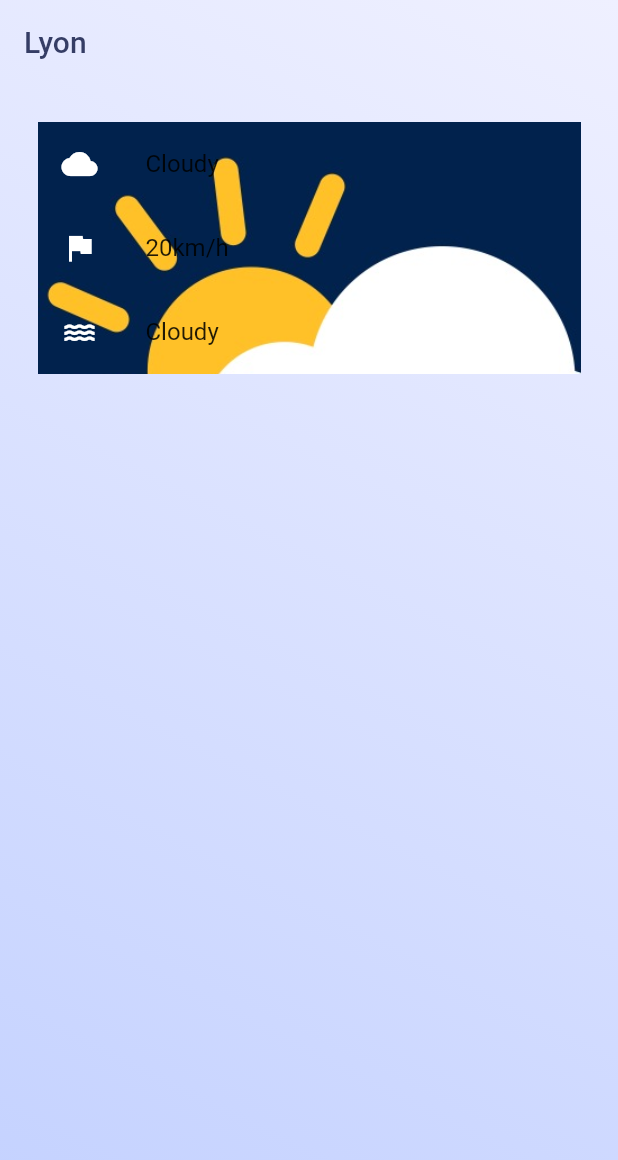
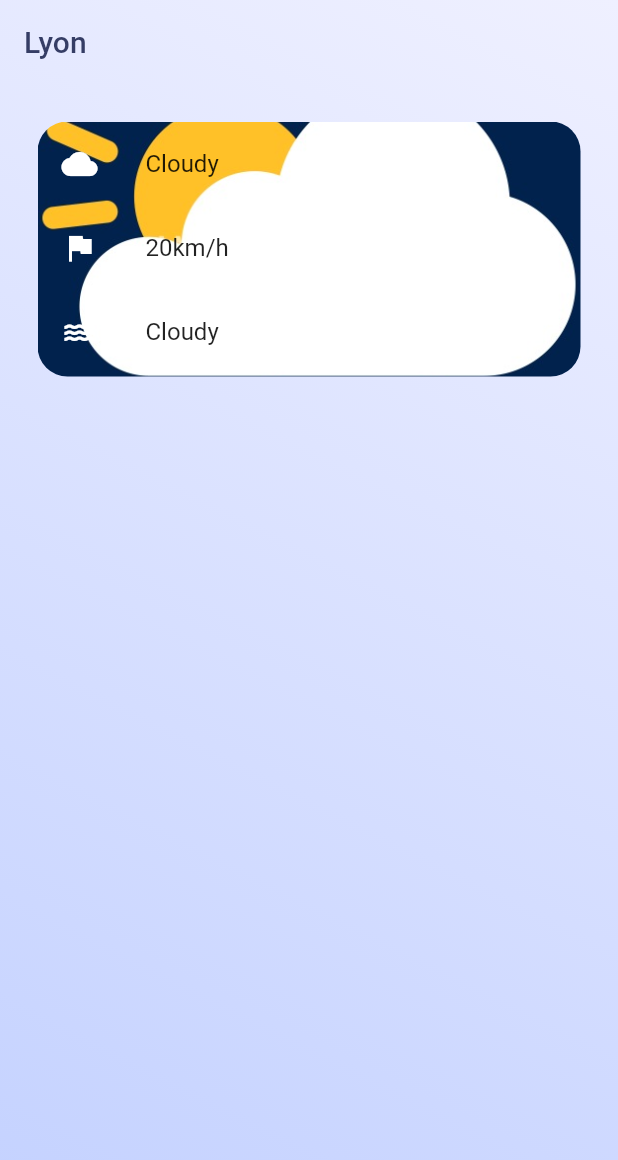
Before and after one commit to KizutoFR/meteo_app, a Flutter app: the screen it shows after launch, on a phone screen of 412 x 824 dp. Shown: the top 1160 px of the screen. Run offline on Flutter 3.47's test engine with Material 2 defaults, Android fonts, the phone set to English and light mode, and no system bars.

Commit message:
home.dart checkpoint

```diff
--- a/lib/views/home.dart
+++ b/lib/views/home.dart
@@ -31,9 +31,18 @@ class home extends StatelessWidget {
           padding: const EdgeInsets.all(25.0),
           child: Stack(
             children: [
-              Positioned(child: Image.asset("assets/meteo-nuage-test.jpg"),left: 0, top:0,width: MediaQuery.of(context).size.width,),
               Container(
-                child: SingleChildScrollView(
+                width: MediaQuery.of(context).size.width,
+                height: 170,
+                decoration: const BoxDecoration(
+                  borderRadius: BorderRadius.only(topLeft: Radius.circular(20), topRight: Radius.circular(20), bottomLeft: Radius.circular(20), bottomRight: Radius.circular(20),),
+                  image: DecorationImage(
+                    fit: BoxFit.cover,
+                    image:AssetImage("assets/meteo-nuage-test.jpg"),
+                    ),
+                  ),
+              ),
+              SingleChildScrollView(
                 child: Column(
                   mainAxisSize: MainAxisSize.min,
                   mainAxisAlignment: MainAxisAlignment.start,
@@ -53,10 +62,10 @@ class home extends StatelessWidget {
                       leading: Icon(Icons.water ,color: Colors.white),
                       title: Text("Cloudy"),
                     ),
-                    ]
+                  ],
                 ),
               ),
-              )
+
             ]
           )
         )
```
Lines whose indentation alone changed are shown as unchanged.
